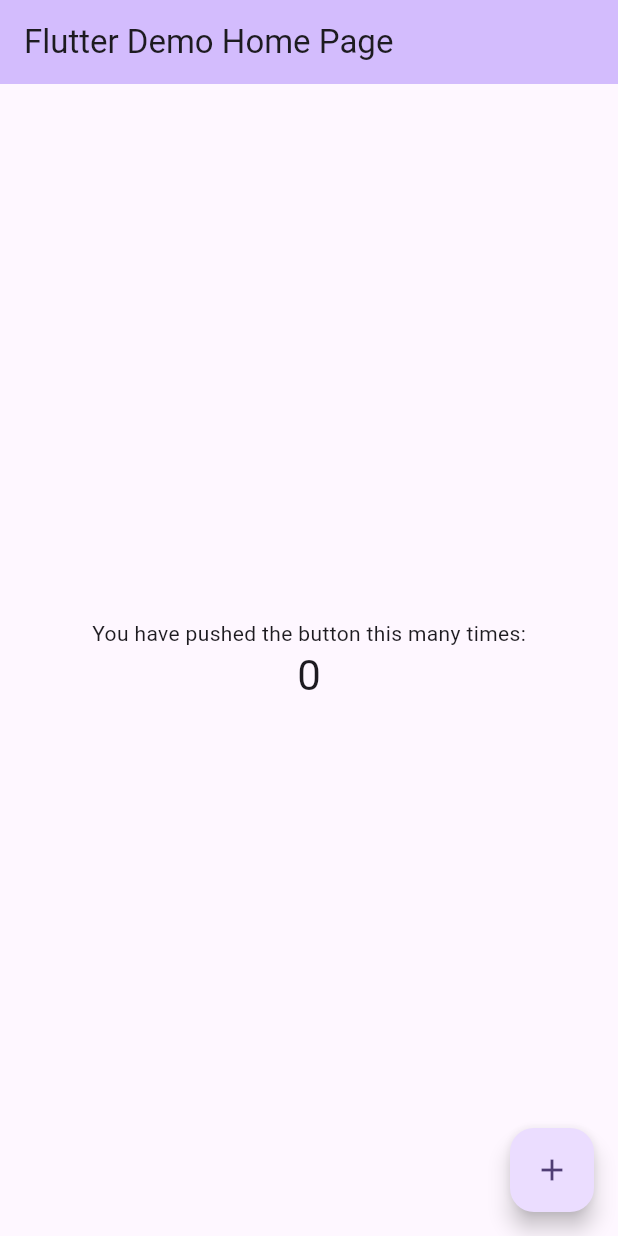
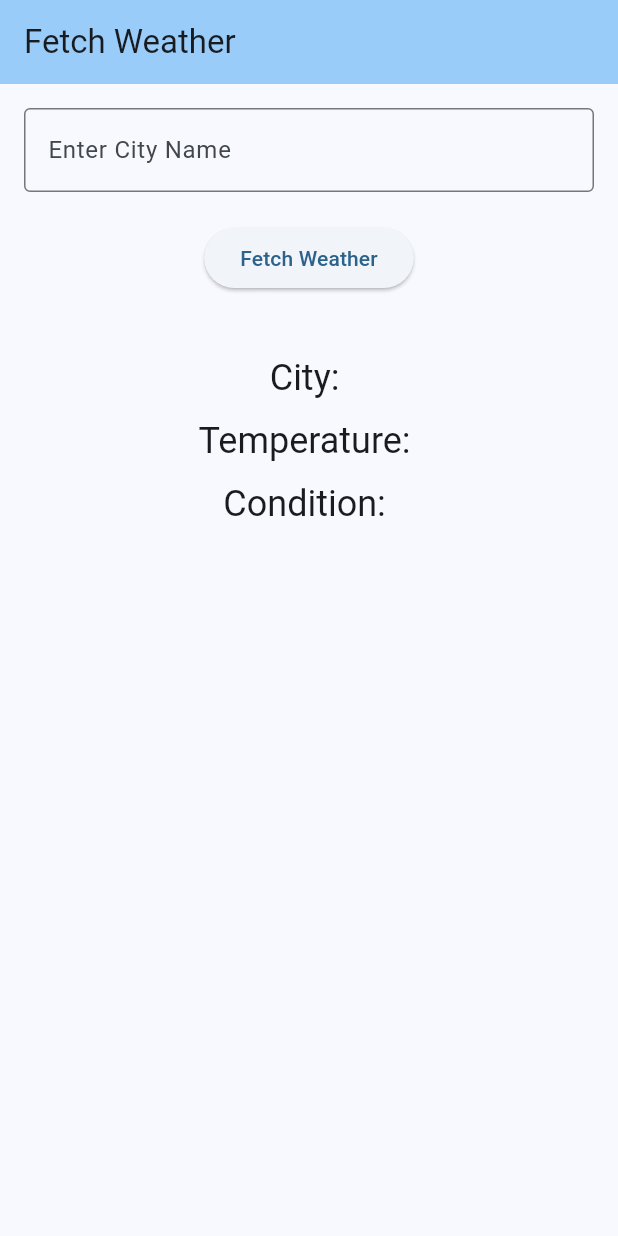
Before and after one commit to IvanJunyu/Act6_weather_app, a Flutter app: the screen it shows after launch, on a phone screen of 412 x 824 dp. Run offline on Flutter 3.47's test engine with Material 3 defaults, Android fonts, the phone set to English and light mode, and no system bars.

Commit message:
Basic UI with input field and button

```diff
--- a/lib/main.dart
+++ b/lib/main.dart
@@ -7,46 +7,21 @@ void main() {
 class MyApp extends StatelessWidget {
   const MyApp({super.key});
 
-  // This widget is the root of your application.
   @override
   Widget build(BuildContext context) {
     return MaterialApp(
-      title: 'Flutter Demo',
+      title: 'Weather App',
       theme: ThemeData(
-        // This is the theme of your application.
-        //
-        // TRY THIS: Try running your application with "flutter run". You'll see
-        // the application has a purple toolbar. Then, without quitting the app,
-        // try changing the seedColor in the colorScheme below to Colors.green
-        // and then invoke "hot reload" (save your changes or press the "hot
-        // reload" button in a Flutter-supported IDE, or press "r" if you used
-        // the command line to start the app).
-        //
-        // Notice that the counter didn't reset back to zero; the application
-        // state is not lost during the reload. To reset the state, use hot
-        // restart instead.
-        //
-        // This works for code too, not just values: Most code changes can be
-        // tested with just a hot reload.
-        colorScheme: ColorScheme.fromSeed(seedColor: Colors.deepPurple),
+        colorScheme: ColorScheme.fromSeed(seedColor: const Color.fromARGB(255, 112, 185, 244)),
         useMaterial3: true,
       ),
-      home: const MyHomePage(title: 'Flutter Demo Home Page'),
+      home: const MyHomePage(title: 'Fetch Weather'),
     );
   }
 }
 
 class MyHomePage extends StatefulWidget {
   const MyHomePage({super.key, required this.title});
-
-  // This widget is the home page of your application. It is stateful, meaning
-  // that it has a State object (defined below) that contains fields that affect
-  // how it looks.
-
-  // This class is the configuration for the state. It holds the values (in this
-  // case the title) provided by the parent (in this case the App widget) and
-  // used by the build method of the State. Fields in a Widget subclass are
-  // always marked "final".
 
   final String title;
 
@@ -55,71 +30,61 @@ class MyHomePage extends StatefulWidget {
 }
 
 class _MyHomePageState extends State<MyHomePage> {
-  int _counter = 0;
+  final TextEditingController _cityController = TextEditingController();
+  String _cityName = '';
+  String _temperature = '';
+  String _weatherCondition = '';
 
-  void _incrementCounter() {
+  void _fetchWeather() {
     setState(() {
-      // This call to setState tells the Flutter framework that something has
-      // changed in this State, which causes it to rerun the build method below
-      // so that the display can reflect the updated values. If we changed
-      // _counter without calling setState(), then the build method would not be
-      // called again, and so nothing would appear to happen.
-      _counter++;
+      _cityName = _cityController.text;
+      _temperature = '25°C';
+      _weatherCondition = 'Sunny';
     });
   }
 
   @override
   Widget build(BuildContext context) {
-    // This method is rerun every time setState is called, for instance as done
-    // by the _incrementCounter method above.
-    //
-    // The Flutter framework has been optimized to make rerunning build methods
-    // fast, so that you can just rebuild anything that needs updating rather
-    // than having to individually change instances of widgets.
     return Scaffold(
       appBar: AppBar(
-        // TRY THIS: Try changing the color here to a specific color (to
-        // Colors.amber, perhaps?) and trigger a hot reload to see the AppBar
-        // change color while the other colors stay the same.
         backgroundColor: Theme.of(context).colorScheme.inversePrimary,
-        // Here we take the value from the MyHomePage object that was created by
-        // the App.build method, and use it to set our appbar title.
         title: Text(widget.title),
       ),
-      body: Center(
-        // Center is a layout widget. It takes a single child and positions it
-        // in the middle of the parent.
+      body: Padding(
+        padding: const EdgeInsets.all(16.0),
         child: Column(
-          // Column is also a layout widget. It takes a list of children and
-          // arranges them vertically. By default, it sizes itself to fit its
-          // children horizontally, and tries to be as tall as its parent.
-          //
-          // Column has various properties to control how it sizes itself and
-          // how it positions its children. Here we use mainAxisAlignment to
-          // center the children vertically; the main axis here is the vertical
-          // axis because Columns are vertical (the cross axis would be
-          // horizontal).
-          //
-          // TRY THIS: Invoke "debug painting" (choose the "Toggle Debug Paint"
-          // action in the IDE, or press "p" in the console), to see the
-          // wireframe for each widget.
-          mainAxisAlignment: MainAxisAlignment.center,
+          crossAxisAlignment: CrossAxisAlignment.center,
           children: <Widget>[
-            const Text(
-              'You have pushed the button this many times:',
+            TextField(
+              controller: _cityController,
+              decoration: const InputDecoration(
+                labelText: 'Enter City Name',
+                border: OutlineInputBorder(),
+              ),
             ),
+            const SizedBox(height: 20),
+            ElevatedButton(
+              onPressed: _fetchWeather,
+              child: const Text('Fetch Weather'),
+            ),
+            const SizedBox(height: 40),
             Text(
-              '$_counter',
-              style: Theme.of(context).textTheme.headlineMedium,
+              'City: $_cityName',
+              style: Theme.of(context).textTheme.headlineSmall,
+            ),
+            const SizedBox(height: 10),
+            Text(
+              'Temperature: $_temperature',
+              style: Theme.of(context).textTheme.headlineSmall,
+            ),
+            const SizedBox(height: 10),
+            Text(
+              'Condition: $_weatherCondition',
+              style: Theme.of(context).textTheme.headlineSmall,
             ),
           ],
         ),
       ),
-      floatingActionButton: FloatingActionButton(
-        onPressed: _incrementCounter,
-        tooltip: 'Increment',
-        child: const Icon(Icons.add),
-      ), // This trailing comma makes auto-formatting nicer for build methods.
     );
   }
 }
```
